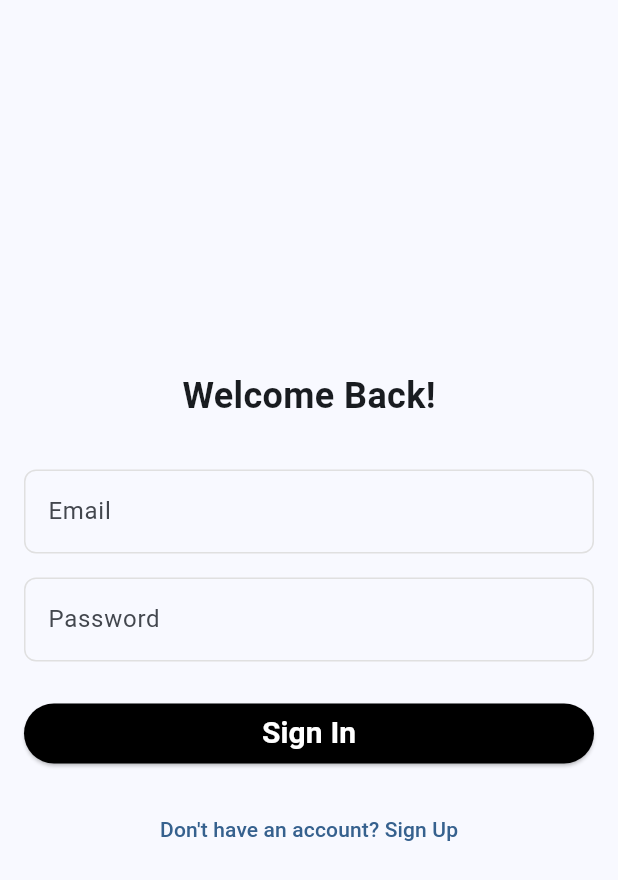
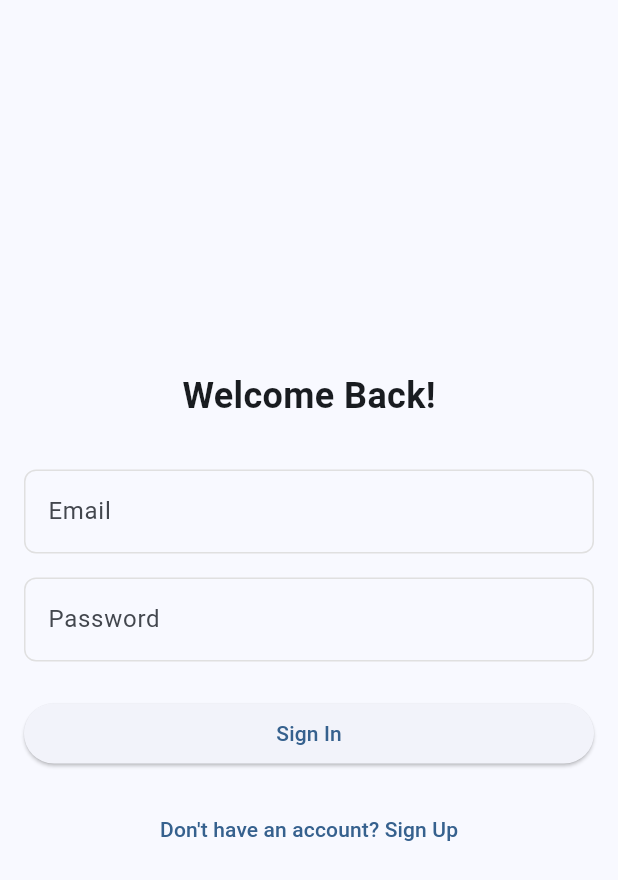
Before and after one commit to SahilSharma2710/assignment, a Flutter app: the screen it shows after launch, on a phone screen of 412 x 824 dp. Shown: the top 880 px of the screen. Run offline on Flutter 3.47's test engine with Material 3 defaults, Android fonts, the phone set to English and light mode, and no system bars; our stand-ins replace cloud_firestore, firebase_auth, firebase_core, flutter_riverpod; accounts and stored records are empty.

Commit message:
added home screen

```diff
--- a/lib/main.dart
+++ b/lib/main.dart
@@ -1,9 +1,10 @@
 import 'package:firebase_core/firebase_core.dart';
 import 'package:flutter/material.dart';
 import 'package:flutter_riverpod/flutter_riverpod.dart';
-import 'package:miles_assignment/features/auth/providers/auth_provider.dart';
-import 'package:miles_assignment/features/auth/screens/signin_screen.dart';
 import 'package:miles_assignment/firebase_options.dart';
+import 'package:miles_assignment/providers/providers.dart';
+import 'package:miles_assignment/screens/home_screen.dart';
+import 'package:miles_assignment/screens/signin_screen.dart';
 
 void main() async {
   WidgetsFlutterBinding.ensureInitialized();
@@ -29,10 +30,7 @@ class MainApp extends ConsumerWidget {
           if (user == null) {
             return const SignInScreen();
           }
-          // We'll add the HomeScreen later
-          return const Scaffold(
-            body: Center(child: Text('Home Screen - Coming Soon')),
-          );
+          return const HomeScreen();
         },
         loading: () =>
             const Scaffold(body: Center(child: CircularProgressIndicator())),
--- /dev/null
+++ b/lib/models/priority.dart
@@ -0,0 +1 @@
+enum Priority { high, medium, low }
--- a/lib/features/tasks/models/task_model.dart
+++ b/lib/models/task.dart
@@ -1,5 +1,5 @@
 import 'package:cloud_firestore/cloud_firestore.dart';
-import 'package:miles_assignment/core/enums/priority.dart';
+import 'package:miles_assignment/models/priority.dart';
 
 class Task {
   final String id;
--- a/lib/features/auth/screens/signin_screen.dart
+++ b/lib/screens/signup_screen.dart
@@ -1,30 +1,31 @@
 import 'package:flutter/material.dart';
 import 'package:flutter_riverpod/flutter_riverpod.dart';
-import 'package:miles_assignment/core/widgets/custom_text_field.dart';
-import 'package:miles_assignment/features/auth/providers/auth_provider.dart';
-import 'package:miles_assignment/features/auth/screens/signup_screen.dart';
+import 'package:miles_assignment/providers/providers.dart';
+import 'package:miles_assignment/widgets/custom_text_field.dart';
 
-class SignInScreen extends ConsumerStatefulWidget {
-  const SignInScreen({super.key});
+class SignUpScreen extends ConsumerStatefulWidget {
+  const SignUpScreen({super.key});
 
   @override
-  ConsumerState<SignInScreen> createState() => _SignInScreenState();
+  ConsumerState<SignUpScreen> createState() => _SignUpScreenState();
 }
 
-class _SignInScreenState extends ConsumerState<SignInScreen> {
+class _SignUpScreenState extends ConsumerState<SignUpScreen> {
   final _formKey = GlobalKey<FormState>();
   final _emailController = TextEditingController();
   final _passwordController = TextEditingController();
+  final _confirmPasswordController = TextEditingController();
   bool _isLoading = false;
 
   @override
   void dispose() {
     _emailController.dispose();
     _passwordController.dispose();
+    _confirmPasswordController.dispose();
     super.dispose();
   }
 
-  Future<void> _signIn() async {
+  Future<void> _signUp() async {
     if (!_formKey.currentState!.validate()) return;
 
     setState(() => _isLoading = true);
@@ -32,10 +33,13 @@ class _SignInScreenState extends ConsumerState<SignInScreen> {
     try {
       await ref
           .read(authServiceProvider)
-          .signIn(
+          .signUp(
             email: _emailController.text.trim(),
             password: _passwordController.text.trim(),
           );
+      if (mounted) {
+        Navigator.pop(context);
+      }
     } catch (e) {
       if (mounted) {
         ScaffoldMessenger.of(
@@ -52,6 +56,7 @@ class _SignInScreenState extends ConsumerState<SignInScreen> {
   @override
   Widget build(BuildContext context) {
     return Scaffold(
+      appBar: AppBar(title: const Text('Sign Up')),
       body: Padding(
         padding: const EdgeInsets.all(16.0),
         child: Form(
@@ -59,11 +64,6 @@ class _SignInScreenState extends ConsumerState<SignInScreen> {
           child: Column(
             mainAxisAlignment: MainAxisAlignment.center,
             children: [
-              const Text(
-                'Welcome Back!',
-                style: TextStyle(fontSize: 24, fontWeight: FontWeight.bold),
-              ),
-              const SizedBox(height: 32),
               CustomTextField(
                 controller: _emailController,
                 hintText: 'Email',
@@ -87,6 +87,24 @@ class _SignInScreenState extends ConsumerState<SignInScreen> {
                   if (value == null || value.isEmpty) {
                     return 'Please enter your password';
                   }
+                  if (value.length < 6) {
+                    return 'Password must be at least 6 characters';
+                  }
+                  return null;
+                },
+              ),
+              const SizedBox(height: 16),
+              CustomTextField(
+                controller: _confirmPasswordController,
+                hintText: 'Confirm Password',
+                obscureText: true,
+                validator: (value) {
+                  if (value == null || value.isEmpty) {
+                    return 'Please confirm your password';
+                  }
+                  if (value != _passwordController.text) {
+                    return 'Passwords do not match';
+                  }
                   return null;
                 },
               ),
@@ -94,33 +112,16 @@ class _SignInScreenState extends ConsumerState<SignInScreen> {
               SizedBox(
                 width: double.infinity,
                 child: ElevatedButton(
-                  style: ElevatedButton.styleFrom(
-                    backgroundColor: Colors.black,
-                  ),
-                  onPressed: _isLoading ? null : _signIn,
+                  onPressed: _isLoading ? null : _signUp,
                   child: _isLoading
                       ? const CircularProgressIndicator()
-                      : const Text(
-                          'Sign In',
-                          style: TextStyle(
-                            color: Colors.white,
-                            fontSize: 20,
-                            fontWeight: FontWeight.bold,
-                          ),
-                        ),
+                      : const Text('Sign Up'),
                 ),
               ),
               const SizedBox(height: 16),
               TextButton(
-                onPressed: () {
-                  Navigator.push(
-                    context,
-                    MaterialPageRoute(
-                      builder: (context) => const SignUpScreen(),
-                    ),
-                  );
-                },
-                child: const Text('Don\'t have an account? Sign Up'),
+                onPressed: () => Navigator.pop(context),
+                child: const Text('Already have an account? Sign In'),
               ),
             ],
           ),
--- /dev/null
+++ b/lib/widgets/custom_text_field.dart
@@ -0,0 +1,48 @@
+import 'package:flutter/material.dart';
+
+class CustomTextField extends StatelessWidget {
+  final TextEditingController controller;
+  final String hintText;
+  final bool obscureText;
+  final TextInputType keyboardType;
+  final String? Function(String?)? validator;
+
+  const CustomTextField({
+    super.key,
+    required this.controller,
+    required this.hintText,
+    this.obscureText = false,
+    this.keyboardType = TextInputType.text,
+    this.validator,
+  });
+
+  @override
+  Widget build(BuildContext context) {
+    return TextFormField(
+      controller: controller,
+      obscureText: obscureText,
+      keyboardType: keyboardType,
+      validator: validator,
+      decoration: InputDecoration(
+        hintText: hintText,
+        border: OutlineInputBorder(borderRadius: BorderRadius.circular(8)),
+        enabledBorder: OutlineInputBorder(
+          borderRadius: BorderRadius.circular(8),
+          borderSide: BorderSide(color: Colors.grey.shade300),
+        ),
+        focusedBorder: OutlineInputBorder(
+          borderRadius: BorderRadius.circular(8),
+          borderSide: BorderSide(color: Theme.of(context).primaryColor),
+        ),
+        errorBorder: OutlineInputBorder(
+          borderRadius: BorderRadius.circular(8),
+          borderSide: const BorderSide(color: Colors.red),
+        ),
+        focusedErrorBorder: OutlineInputBorder(
+          borderRadius: BorderRadius.circular(8),
+          borderSide: const BorderSide(color: Colors.red),
+        ),
+      ),
+    );
+  }
+}
```
Also changed, not shown: lib/features/auth/providers/auth_provider.dart (deleted, +0 -13 lines), lib/providers/providers.dart (added, +26 -0 lines), lib/screens/home_screen.dart (added, +89 -0 lines), lib/screens/signin_screen.dart (renamed from lib/features/auth/screens/signup_screen.dart, +21 -51 lines), lib/services/task_service.dart (added, +32 -0 lines), lib/widgets/task_item.dart (added, +76 -0 lines), lib/services/auth_service.dart (renamed from lib/features/auth/services/auth_service.dart).
